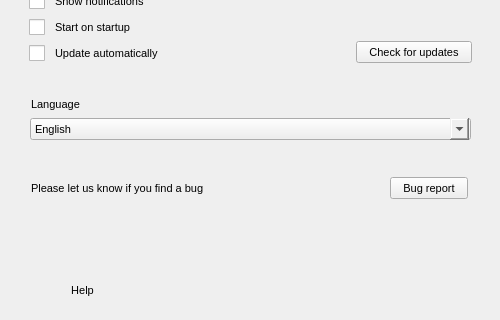
This is src/MEGASync/gui/win/SettingsDialog.ui in meganz/MEGAsync as Qt 5 draws it before an edit; both pictures show x 0 to 500 and y 280 to 600 of the 500 by 600 pixel window. The edited form follows.
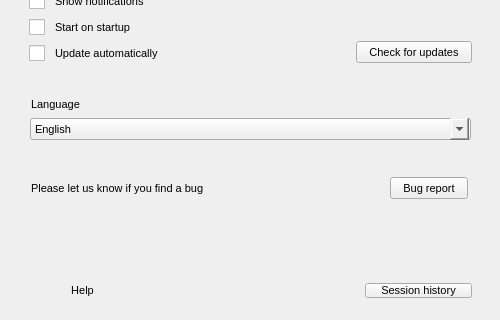
This is the edited form. The open tabs and pages were chosen to show the change. Icons and pictures are not drawn. Custom widgets are drawn as their Qt base class.

Commit message: Several UI fixes: - Set permissions button to the footer (linux and macos) - Set session history button within security footer pane - Redirection to security webpage of your account using webclient - UI fixes for macOS (default sizes, layout aligment of footer buttons, margin issues)

```diff
--- a/src/MEGASync/gui/win/SettingsDialog.ui
+++ b/src/MEGASync/gui/win/SettingsDialog.ui
@@ -662,7 +662,32 @@
          </layout>
         </widget>
         <widget class="QWidget" name="wSyncsFooter"/>
-        <widget class="QWidget" name="wSecurityFooter"/>
+        <widget class="QWidget" name="wSecurityFooter">
+         <layout class="QVBoxLayout" name="verticalLayout_11">
+          <property name="spacing">
+           <number>0</number>
+          </property>
+          <property name="leftMargin">
+           <number>0</number>
+          </property>
+          <property name="topMargin">
+           <number>0</number>
+          </property>
+          <property name="rightMargin">
+           <number>0</number>
+          </property>
+          <property name="bottomMargin">
+           <number>0</number>
+          </property>
+          <item>
+           <widget class="QPushButton" name="bSessionHistory">
+            <property name="text">
+             <string>Session history</string>
+            </property>
+           </widget>
+          </item>
+         </layout>
+        </widget>
         <widget class="QWidget" name="wImportsFooter">
          <layout class="QVBoxLayout" name="verticalLayout_19">
           <property name="spacing">
```
The commit also changes 5 other files.
